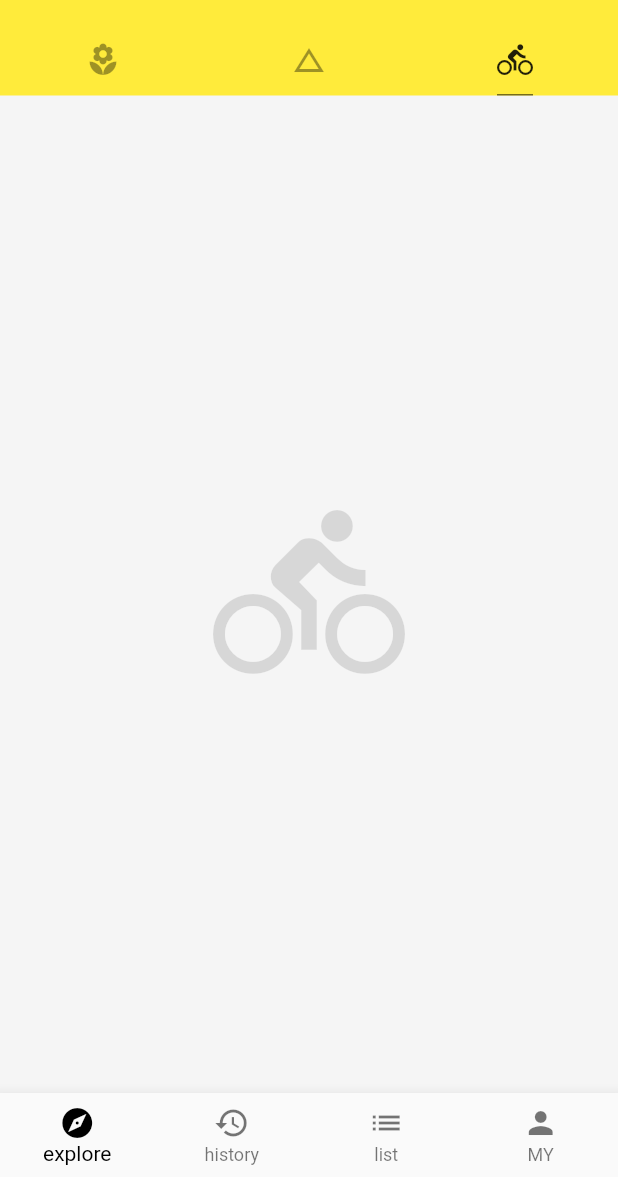
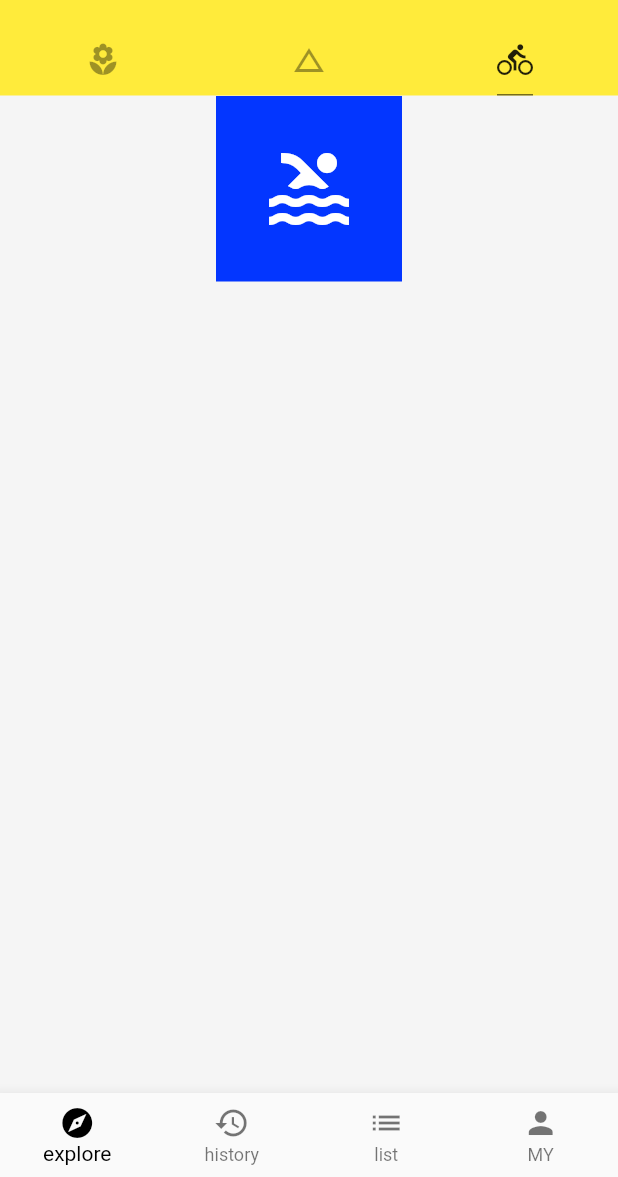
Before and after one commit to x24232022/flutterDemo, a Flutter app: the screen it shows after launch, tab 3 chosen, on a phone screen of 412 x 824 dp, the part 59-1236 px from its top. Run offline on Flutter 3.47's test engine with Material 2 defaults, Android fonts, the phone set to English and light mode, and no system bars; network calls fail.

Commit message:
IconBadge的用法

```diff
--- a/lib/demo/home_demo.dart
+++ b/lib/demo/home_demo.dart
@@ -2,6 +2,7 @@ import 'package:flutter/material.dart';
 import './bottom_navigation_bar_demo.dart';
 import 'listView_demo.dart';
 import 'basic_demo.dart';
+import 'layoyt_demo.dart';
 class Home extends StatelessWidget {
 
   @override
@@ -46,7 +47,7 @@ class Home extends StatelessWidget {
             ListViewDemo(),
             // Icon(Icons.change_history,size: 128.0, color: Colors.black12,),
             BasicDemo(),
-            Icon(Icons.directions_bike,size: 128.0, color: Colors.black12,)
+            LayoutDemo(),
           ],
         ),
         drawer: Drawer(
--- /dev/null
+++ b/lib/demo/layoyt_demo.dart
@@ -0,0 +1,36 @@
+import 'package:flutter/material.dart';
+
+class LayoutDemo extends StatelessWidget{
+  @override
+  Widget build(BuildContext context) {
+    // TODO: implement build
+    return Column(
+      children: <Widget>[
+        IconBadge(
+          Icons.pool,
+          size: 64.0,
+        )
+      ],
+    );
+  }
+
+}
+
+class IconBadge extends StatelessWidget{
+  final IconData icon ;
+  final double size;
+  IconBadge(this.icon,{
+    this.size =32.0
+  });
+
+  @override
+  Widget build(BuildContext context) {
+    // TODO: implement build
+    return Container(
+      child: Icon(icon,size: size , color: Colors.white,),
+      width: size +60,
+      height: size +60,
+      color: Color.fromRGBO(3, 54, 255, 1.0),
+    );
+  }
+}
```
